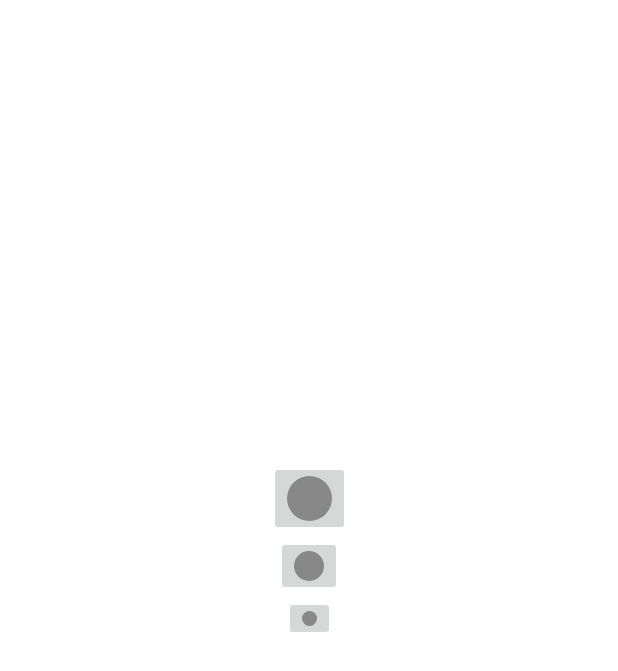
After one commit to Heismanish/ScriibleApp, an Android app: the layout dialog_brush_size.xml on its own in the app's theme, with its tools: preview values and no code run, on a phone screen of 412 x 824 dp. The commit adds this screen. Shown: the top 671 px of the screen. Run offline under Robolectric (Android 15) with nearby library versions, the phone set to English and light mode, and no system bars.

Commit message:
Brush size selector added

```diff
--- /dev/null
+++ b/app/src/main/res/drawable/large.xml
@@ -0,0 +1,10 @@
+<?xml version="1.0" encoding="utf-8"?>
+<shape xmlns:android="http://schemas.android.com/apk/res/android"
+    android:shape="oval">
+
+    <size android:height="30dp"
+        android:width="30dp"/>
+
+    <solid android:color="#888888"/>
+
+</shape>
--- /dev/null
+++ b/app/src/main/res/drawable/medium.xml
@@ -0,0 +1,9 @@
+<?xml version="1.0" encoding="utf-8"?>
+<shape xmlns:android="http://schemas.android.com/apk/res/android"
+    android:shape="oval">
+    <solid android:color="#888888"/>
+    <size android:width="20dp"
+        android:height="20dp"
+        />
+
+</shape>
--- /dev/null
+++ b/app/src/main/res/drawable/small.xml
@@ -0,0 +1,10 @@
+<?xml version="1.0" encoding="utf-8"?>
+<shape xmlns:android="http://schemas.android.com/apk/res/android"
+    android:shape="oval">
+
+    <size android:height="10dp"
+          android:width="10dp"
+        />
+    <solid android:color="#888888"/>
+
+</shape>
--- /dev/null
+++ b/app/src/main/res/layout/dialog_brush_size.xml
@@ -0,0 +1,41 @@
+<?xml version="1.0" encoding="utf-8"?>
+<androidx.constraintlayout.widget.ConstraintLayout xmlns:android="http://schemas.android.com/apk/res/android"
+    xmlns:app="http://schemas.android.com/apk/res-auto"
+    android:layout_width="match_parent"
+    android:layout_height="match_parent">
+
+    <ImageButton
+        android:id="@+id/ib_small_brush"
+        android:layout_width="wrap_content"
+        android:layout_height="wrap_content"
+        android:src="@drawable/small"
+        app:layout_constraintBottom_toBottomOf="parent"
+        app:layout_constraintEnd_toEndOf="parent"
+        app:layout_constraintHorizontal_bias="0.5"
+        app:layout_constraintStart_toStartOf="parent"
+        app:layout_constraintTop_toTopOf="parent" />
+
+    <ImageButton
+        android:id="@+id/ib_medium_brush"
+        android:layout_width="wrap_content"
+        android:layout_height="wrap_content"
+        android:src="@drawable/medium"
+        app:layout_constraintBottom_toBottomOf="parent"
+        app:layout_constraintEnd_toEndOf="parent"
+        app:layout_constraintHorizontal_bias="0.5"
+        app:layout_constraintStart_toStartOf="parent"
+        app:layout_constraintBottom_toTopOf="@id/ib_small_brush" />
+
+
+    <ImageButton
+        android:id="@+id/ib_large_brush"
+        android:layout_width="wrap_content"
+        android:layout_height="wrap_content"
+        android:src="@drawable/large"
+        app:layout_constraintBottom_toBottomOf="parent"
+        app:layout_constraintEnd_toEndOf="parent"
+        app:layout_constraintHorizontal_bias="0.5"
+        app:layout_constraintStart_toStartOf="parent"
+        app:layout_constraintBottom_toTopOf="@id/ib_medium_brush" />
+
+</androidx.constraintlayout.widget.ConstraintLayout>
```
Also changed, not shown: app/src/main/java/com/example/drawingapp/MainActivity.kt (+34 -1 lines), app/src/main/res/layout/activity_main.xml (+13 -1 lines), app/src/main/res/drawable-v24/ic_brushh.png (added).
